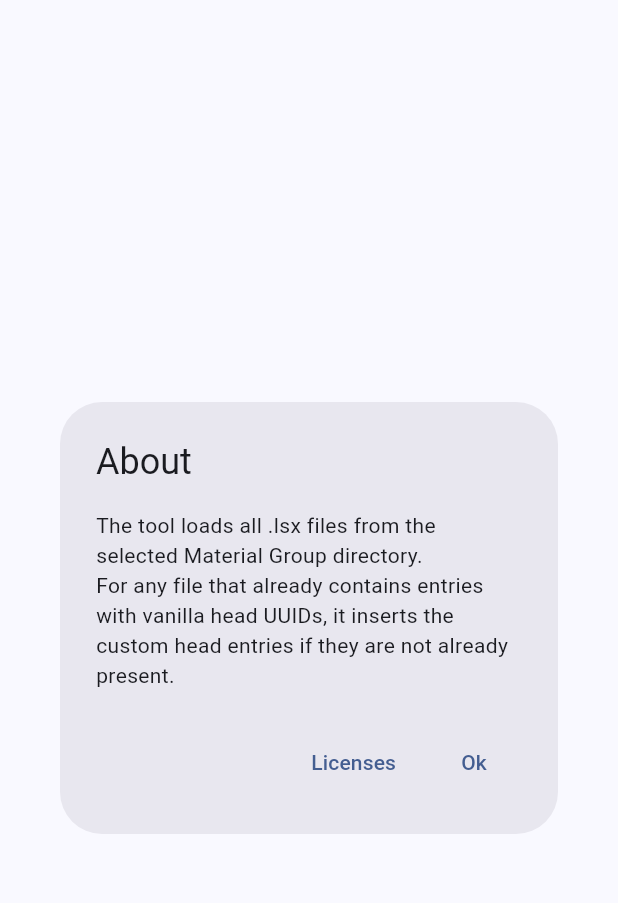
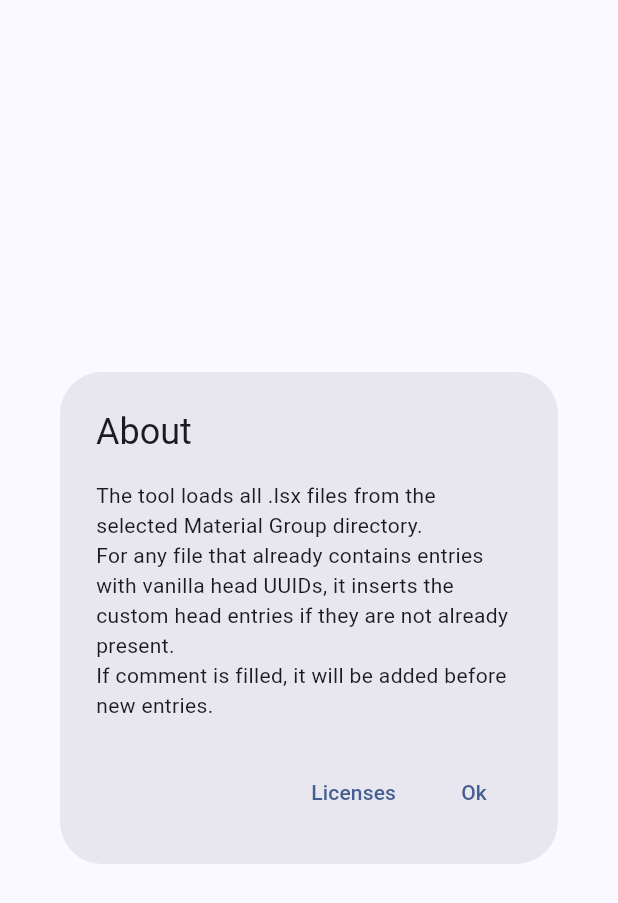
Before and after one commit to maniman303/bg3_vfx_helper, a Flutter app: the MakoAboutDialog widget shown alone on an empty page, opened directly, on a phone screen of 412 x 824 dp. Shown: the top 903 px of the screen. Run offline on Flutter 3.47's test engine with Material 3 defaults, Android fonts, the phone set to English and light mode, and no system bars; our stand-ins replace bloc, file_picker, flutter_bloc, shared_preferences; missing offline and left inert: async_locks, window_manager; accounts and stored records are empty.

Commit message:
Finish comment insertion feature

```diff
--- a/lib/bloc/vfx/vfx_bloc_save.dart
+++ b/lib/bloc/vfx/vfx_bloc_save.dart
@@ -79,7 +79,7 @@ class VfxHandlerSave {
       VfxStateSavingInProgress(lsxPath: lsxPath, comment: state.comment, models: List.unmodifiable(models)),
     );
 
-    final saveRes = await VfxEntryController.saveModels(models, lsxDirectory);
+    final saveRes = await VfxEntryController.saveModels(models, state.comment, lsxDirectory);
 
     emit(
       VfxStateSaveCompleted(
--- a/lib/components/mako_about_dialog.dart
+++ b/lib/components/mako_about_dialog.dart
@@ -10,8 +10,11 @@ class MakoAboutDialog extends StatelessWidget {
   Widget build(BuildContext context) {
     return AlertDialog(
       title: const Text('About'),
-      content: const Text(
-        'The tool loads all .lsx files from the selected Material Group directory.\nFor any file that already contains entries with vanilla head UUIDs, it inserts the custom head entries if they are not already present.',
+      content: ConstrainedBox(
+        constraints: BoxConstraints(maxWidth: 500),
+        child: const Text(
+          'The tool loads all .lsx files from the selected Material Group directory.\nFor any file that already contains entries with vanilla head UUIDs, it inserts the custom head entries if they are not already present.\nIf comment is filled, it will be added before new entries.',
+        ),
       ),
       actions: [
         LockableTextButton(
--- a/lib/logic/vfx_entry_controller.dart
+++ b/lib/logic/vfx_entry_controller.dart
@@ -149,7 +149,7 @@ class VfxEntryController {
     await file.writeAsString(textData, flush: true);
   }
 
-  static Future<XmlDocument?> _prepFile(List<VfxEntryModel> models, File file) async {
+  static Future<XmlDocument?> _prepFile(List<VfxEntryModel> models, String comment, File file) async {
     final input = await file.readAsString();
     final doc = XmlDocument.parse(input);
 
@@ -158,13 +158,12 @@ class VfxEntryController {
     final nodeElem = regionElem?.getElement("node");
     final childrenElem = nodeElem?.getElement("children");
 
-    var res = false;
-
     if (childrenElem == null) {
       return null;
     }
 
     final slotId = _getSlotId(childrenElem);
+    final elemsToAdd = <XmlElement>[];
 
     for (final model in models) {
       if (!_containsVisualResource(childrenElem, model.vanillaUUID)) {
@@ -175,19 +174,23 @@ class VfxEntryController {
         continue;
       }
 
-      res = true;
-
-      // childrenElem.children.add(XmlComment(value))
-
-      final modelElem = _prepareXmlElement(slotId, model.customUUID);
-
-      childrenElem.children.add(modelElem);
+      elemsToAdd.add(_prepareXmlElement(slotId, model.customUUID));
     }
 
-    return res ? doc : null;
+    if (elemsToAdd.isEmpty) {
+      return null;
+    }
+
+    if (!StringHelper.isNullOrWhitespace(comment)) {
+      childrenElem.children.add(XmlComment(" $comment "));
+    }
+
+    childrenElem.children.addAll(elemsToAdd);
+
+    return elemsToAdd.isEmpty ? null : doc;
   }
 
-  static Future<int> _saveModels(List<VfxEntryModel> models, Directory dir) async {
+  static Future<int> _saveModels(List<VfxEntryModel> models, String comment, Directory dir) async {
     if (!await dir.exists()) {
       return -1;
     }
@@ -213,7 +216,7 @@ class VfxEntryController {
     final filesToSave = <File>{};
 
     for (final file in files) {
-      final doc = await _prepFile(models, file);
+      final doc = await _prepFile(models, comment, file);
 
       if (doc == null) {
         continue;
@@ -229,7 +232,7 @@ class VfxEntryController {
     await _backupFiles(files);
 
     for (final file in filesToSave) {
-      final doc = await _prepFile(models, file);
+      final doc = await _prepFile(models, comment, file);
 
       if (doc == null) {
         continue;
@@ -241,10 +244,10 @@ class VfxEntryController {
     return filesToSave.length;
   }
 
-  static Future<int> saveModels(List<VfxEntryModel> models, Directory dir) async {
+  static Future<int> saveModels(List<VfxEntryModel> models, String comment, Directory dir) async {
     final saveRes = await Isolate.run(() async {
       try {
-        return await _saveModels(models, dir);
+        return await _saveModels(models, comment, dir);
       } catch (_) {
         // TODO: Log this when logging is done
         return -1;
--- a/lib/main.dart
+++ b/lib/main.dart
@@ -17,7 +17,7 @@ void main() async {
 
     final windowOptions = WindowOptions(
       title: "BG3 VFX Helper",
-      minimumSize: Size(570, 350),
+      minimumSize: Size(570, 470),
       size: Size(900, 550),
     );
 
```
Also changed, not shown: 1 other file.
